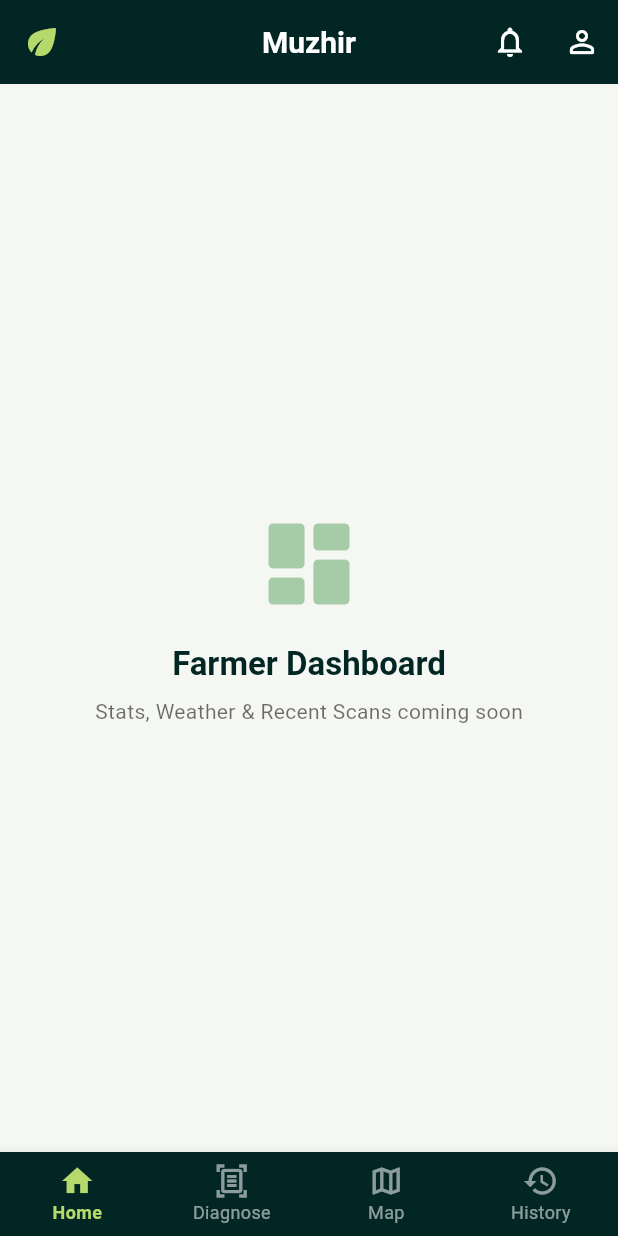
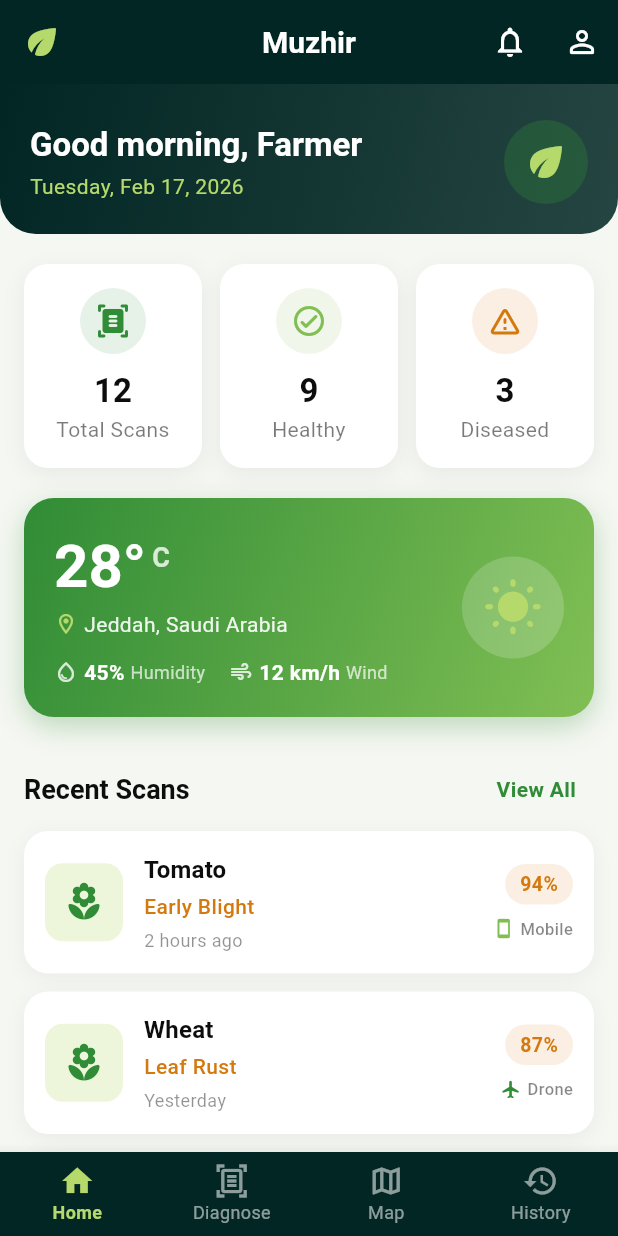
Before and after one commit to Yazeed-Jonsh/Muzhir, a Flutter app: the screen it shows after launch, on a phone screen of 412 x 824 dp. Run offline on Flutter 3.47's test engine with Material 3 defaults, Android fonts, the phone set to English and light mode, and no system bars; our stand-ins replace google_fonts; Roboto replaces fonts that are missing (Cairo).

Commit message:
feat: build Farmer Home Dashboard with stat cards, weather widget, and recent scans list
Co-authored-by: Cursor <cursoragent@cursor.com>

```diff
--- a/mobile_app/lib/screens/farmer/home_page.dart
+++ b/mobile_app/lib/screens/farmer/home_page.dart
@@ -1,34 +1,133 @@
 import 'package:flutter/material.dart';
 import 'package:muzhir/config/app_theme.dart';
+import 'package:muzhir/widgets/greeting_header.dart';
+import 'package:muzhir/widgets/stat_card.dart';
+import 'package:muzhir/widgets/weather_card.dart';
+import 'package:muzhir/widgets/recent_scan_tile.dart';
 
-/// Placeholder for the Farmer Home Dashboard.
-/// Will be fully built in Item 2 (Stats, Weather, Recent Scans).
+/// Farmer Home Dashboard.
+/// Displays greeting, quick stats, weather, and recent scan history.
 class FarmerHomePage extends StatelessWidget {
   const FarmerHomePage({super.key});
 
+  // ── Mock data ───────────────────────────────────────────────────────
+  static const List<RecentScan> _mockScans = [
+    RecentScan(
+      plantName: 'Tomato',
+      diseaseName: 'Early Blight',
+      confidencePercent: 94,
+      timeAgo: '2 hours ago',
+      source: ScanSource.mobile,
+    ),
+    RecentScan(
+      plantName: 'Wheat',
+      diseaseName: 'Leaf Rust',
+      confidencePercent: 87,
+      timeAgo: 'Yesterday',
+      source: ScanSource.drone,
+    ),
+    RecentScan(
+      plantName: 'Date Palm',
+      diseaseName: 'Healthy',
+      confidencePercent: 98,
+      timeAgo: '2 days ago',
+      source: ScanSource.mobile,
+      isHealthy: true,
+    ),
+    RecentScan(
+      plantName: 'Cucumber',
+      diseaseName: 'Powdery Mildew',
+      confidencePercent: 79,
+      timeAgo: '3 days ago',
+      source: ScanSource.drone,
+    ),
+  ];
+
   @override
   Widget build(BuildContext context) {
-    return Center(
+    return SingleChildScrollView(
+      physics: const BouncingScrollPhysics(),
       child: Column(
-        mainAxisAlignment: MainAxisAlignment.center,
+        crossAxisAlignment: CrossAxisAlignment.start,
         children: [
-          Icon(
-            Icons.dashboard_rounded,
-            size: 72,
-            color: MuzhirColors.coreLeafGreen.withValues(alpha: 0.4),
+          // ── Greeting Header ──────────────────────────────────────────
+          const GreetingHeader(),
+          const SizedBox(height: 20),
+
+          // ── Quick Stats Row ──────────────────────────────────────────
+          Padding(
+            padding: const EdgeInsets.symmetric(horizontal: 16),
+            child: Row(
+              children: const [
+                StatCard(
+                  icon: Icons.document_scanner_rounded,
+                  value: '12',
+                  label: 'Total Scans',
+                  iconColor: MuzhirColors.coreLeafGreen,
+                ),
+                SizedBox(width: 12),
+                StatCard(
+                  icon: Icons.check_circle_outline_rounded,
+                  value: '9',
+                  label: 'Healthy',
+                  iconColor: MuzhirColors.vividSprout,
+                ),
+                SizedBox(width: 12),
+                StatCard(
+                  icon: Icons.warning_amber_rounded,
+                  value: '3',
+                  label: 'Diseased',
+                  iconColor: Color(0xFFD4790E),
+                ),
+              ],
+            ),
           ),
-          const SizedBox(height: 16),
-          Text(
-            'Farmer Dashboard',
-            style: Theme.of(context).textTheme.headlineMedium,
+          const SizedBox(height: 20),
+
+          // ── Weather Card ─────────────────────────────────────────────
+          const Padding(
+            padding: EdgeInsets.symmetric(horizontal: 16),
+            child: WeatherCard(),
           ),
-          const SizedBox(height: 8),
-          Text(
-            'Stats, Weather & Recent Scans coming soon',
-            style: Theme.of(context).textTheme.bodyMedium?.copyWith(
-                  color: MuzhirColors.deepCharcoal.withValues(alpha: 0.6),
+          const SizedBox(height: 24),
+
+          // ── Recent Scans Section ─────────────────────────────────────
+          Padding(
+            padding: const EdgeInsets.symmetric(horizontal: 16),
+            child: Row(
+              mainAxisAlignment: MainAxisAlignment.spaceBetween,
+              children: [
+                Text(
+                  'Recent Scans',
+                  style: Theme.of(context).textTheme.titleLarge,
                 ),
+                TextButton(
+                  onPressed: () {
+                    // TODO: Navigate to full history (Item 5)
+                  },
+                  child: Text(
+                    'View All',
+                    style: Theme.of(context).textTheme.bodyMedium?.copyWith(
+                          color: MuzhirColors.coreLeafGreen,
+                          fontWeight: FontWeight.w600,
+                        ),
+                  ),
+                ),
+              ],
+            ),
           ),
+          const SizedBox(height: 4),
+
+          // ── Scan List ────────────────────────────────────────────────
+          Padding(
+            padding: const EdgeInsets.symmetric(horizontal: 16),
+            child: Column(
+              children: _mockScans
+                  .map((scan) => RecentScanTile(scan: scan))
+                  .toList(),
+            ),
+          ),
+          const SizedBox(height: 24),
         ],
       ),
     );
--- /dev/null
+++ b/mobile_app/lib/widgets/greeting_header.dart
@@ -0,0 +1,90 @@
+import 'package:flutter/material.dart';
+import 'package:muzhir/config/app_theme.dart';
+
+/// Greeting banner at the top of the Farmer Dashboard.
+/// Shows a welcome message and the current date.
+class GreetingHeader extends StatelessWidget {
+  const GreetingHeader({super.key});
+
+  String _greetingByHour() {
+    final hour = DateTime.now().hour;
+    if (hour < 12) return 'Good morning';
+    if (hour < 17) return 'Good afternoon';
+    return 'Good evening';
+  }
+
+  String _formattedDate() {
+    final now = DateTime.now();
+    const months = [
+      'Jan', 'Feb', 'Mar', 'Apr', 'May', 'Jun',
+      'Jul', 'Aug', 'Sep', 'Oct', 'Nov', 'Dec',
+    ];
+    const days = [
+      'Monday', 'Tuesday', 'Wednesday', 'Thursday',
+      'Friday', 'Saturday', 'Sunday',
+    ];
+    return '${days[now.weekday - 1]}, ${months[now.month - 1]} ${now.day}, ${now.year}';
+  }
+
+  @override
+  Widget build(BuildContext context) {
+    return Container(
+      width: double.infinity,
+      padding: const EdgeInsets.fromLTRB(20, 24, 20, 20),
+      decoration: BoxDecoration(
+        gradient: LinearGradient(
+          colors: [
+            MuzhirColors.midnightTechGreen,
+            MuzhirColors.midnightTechGreen.withValues(alpha: 0.85),
+          ],
+          begin: Alignment.topLeft,
+          end: Alignment.bottomRight,
+        ),
+        borderRadius: const BorderRadius.only(
+          bottomLeft: Radius.circular(24),
+          bottomRight: Radius.circular(24),
+        ),
+      ),
+      child: SafeArea(
+        bottom: false,
+        child: Row(
+          children: [
+            Expanded(
+              child: Column(
+                crossAxisAlignment: CrossAxisAlignment.start,
+                children: [
+                  Text(
+                    '${_greetingByHour()}, Farmer',
+                    style: Theme.of(context).textTheme.headlineMedium?.copyWith(
+                          color: MuzhirColors.white,
+                          fontWeight: FontWeight.w700,
+                        ),
+                  ),
+                  const SizedBox(height: 4),
+                  Text(
+                    _formattedDate(),
+                    style: Theme.of(context).textTheme.bodyMedium?.copyWith(
+                          color: MuzhirColors.luminousLime,
+                        ),
+                  ),
+                ],
+              ),
+            ),
+            Container(
+              padding: const EdgeInsets.all(12),
+              decoration: BoxDecoration(
+                color: MuzhirColors.coreLeafGreen.withValues(alpha: 0.3),
+                shape: BoxShape.circle,
+              ),
+              child: const Icon(
+                Icons.eco_rounded,
+                color: MuzhirColors.luminousLime,
+                size: 32,
+              ),
+            ),
+          ],
+        ),
+      ),
+    );
+  }
+}
--- /dev/null
+++ b/mobile_app/lib/widgets/recent_scan_tile.dart
@@ -0,0 +1,166 @@
+import 'package:flutter/material.dart';
+import 'package:muzhir/config/app_theme.dart';
+
+/// Capture source for a scan entry.
+enum ScanSource { mobile, drone }
+
+/// Data model for a single recent scan entry (mock).
+class RecentScan {
+  const RecentScan({
+    required this.plantName,
+    required this.diseaseName,
+    required this.confidencePercent,
+    required this.timeAgo,
+    required this.source,
+    this.isHealthy = false,
+  });
+
+  final String plantName;
+  final String diseaseName;
+  final int confidencePercent;
+  final String timeAgo;
+  final ScanSource source;
+  final bool isHealthy;
+}
+
+/// Displays a single recent scan row with:
+///   thumbnail placeholder | plant + disease | confidence | source icon
+class RecentScanTile extends StatelessWidget {
+  const RecentScanTile({super.key, required this.scan});
+
+  final RecentScan scan;
+
+  @override
+  Widget build(BuildContext context) {
+    final bool healthy = scan.isHealthy;
+    final Color statusColor =
+        healthy ? MuzhirColors.coreLeafGreen : const Color(0xFFD4790E);
+
+    return Container(
+      margin: const EdgeInsets.only(bottom: 12),
+      padding: const EdgeInsets.all(14),
+      decoration: BoxDecoration(
+        color: MuzhirColors.white,
+        borderRadius: BorderRadius.circular(16),
+        boxShadow: [
+          BoxShadow(
+            color: MuzhirColors.deepCharcoal.withValues(alpha: 0.05),
+            blurRadius: 10,
+            offset: const Offset(0, 3),
+          ),
+        ],
+      ),
+      child: Row(
+        children: [
+          // Thumbnail placeholder
+          Container(
+            width: 52,
+            height: 52,
+            decoration: BoxDecoration(
+              color: MuzhirColors.luminousLime.withValues(alpha: 0.25),
+              borderRadius: BorderRadius.circular(12),
+            ),
+            child: Icon(
+              Icons.local_florist_rounded,
+              color: MuzhirColors.coreLeafGreen,
+              size: 28,
+            ),
+          ),
+          const SizedBox(width: 14),
+
+          // Plant name, disease, time
+          Expanded(
+            child: Column(
+              crossAxisAlignment: CrossAxisAlignment.start,
+              children: [
+                Text(
+                  scan.plantName,
+                  style: Theme.of(context).textTheme.titleMedium?.copyWith(
+                        fontWeight: FontWeight.w600,
+                      ),
+                ),
+                const SizedBox(height: 2),
+                Text(
+                  scan.diseaseName,
+                  style: Theme.of(context).textTheme.bodyMedium?.copyWith(
+                        color: statusColor,
+                        fontWeight: FontWeight.w500,
+                      ),
+                ),
+                const SizedBox(height: 4),
+                Text(
+                  scan.timeAgo,
+                  style: Theme.of(context).textTheme.bodyMedium?.copyWith(
+                        color: MuzhirColors.deepCharcoal.withValues(alpha: 0.45),
+                        fontSize: 12,
+                      ),
+                ),
+              ],
+            ),
+          ),
+
+          // Confidence + source indicator column
+          Column(
+            crossAxisAlignment: CrossAxisAlignment.end,
+            children: [
+              // Confidence badge
+              Container(
+                padding:
+                    const EdgeInsets.symmetric(horizontal: 10, vertical: 4),
+                decoration: BoxDecoration(
+                  color: statusColor.withValues(alpha: 0.12),
+                  borderRadius: BorderRadius.circular(20),
+                ),
+                child: Text(
+                  '${scan.confidencePercent}%',
+                  style: Theme.of(context).textTheme.bodyMedium?.copyWith(
+                        color: statusColor,
+                        fontWeight: FontWeight.w700,
+                        fontSize: 13,
+                      ),
+                ),
+              ),
+              const SizedBox(height: 8),
+              // Source indicator icon
+              _SourceIndicator(source: scan.source),
+            ],
+          ),
+        ],
+      ),
+    );
+  }
+}
+
+/// Small icon + label indicating whether the image was captured via Mobile or Drone.
+class _SourceIndicator extends StatelessWidget {
+  const _SourceIndicator({required this.source});
+
+  final ScanSource source;
+
+  @override
+  Widget build(BuildContext context) {
+    final bool isMobile = source == ScanSource.mobile;
+
+    return Row(
+      mainAxisSize: MainAxisSize.min,
+      children: [
+        Icon(
+          isMobile ? Icons.smartphone_rounded : Icons.flight_rounded,
+          size: 14,
+          color: isMobile
+              ? MuzhirColors.vividSprout
+              : MuzhirColors.coreLeafGreen,
+        ),
+        const SizedBox(width: 4),
+        Text(
+          isMobile ? 'Mobile' : 'Drone',
+          style: Theme.of(context).textTheme.bodyMedium?.copyWith(
+                fontSize: 11,
+                fontWeight: FontWeight.w500,
+                color: MuzhirColors.deepCharcoal.withValues(alpha: 0.5),
+              ),
+        ),
+      ],
+    );
+  }
+}
--- /dev/null
+++ b/mobile_app/lib/widgets/stat_card.dart
@@ -0,0 +1,69 @@
+import 'package:flutter/material.dart';
+import 'package:muzhir/config/app_theme.dart';
+
+/// Reusable stat card displaying an icon, numeric value, and label.
+class StatCard extends StatelessWidget {
+  const StatCard({
+    super.key,
+    required this.icon,
+    required this.value,
+    required this.label,
+    required this.iconColor,
+    this.iconBackgroundColor,
+  });
+
+  final IconData icon;
+  final String value;
+  final String label;
+  final Color iconColor;
+  final Color? iconBackgroundColor;
+
+  @override
+  Widget build(BuildContext context) {
+    return Expanded(
+      child: Container(
+        padding: const EdgeInsets.symmetric(vertical: 16, horizontal: 12),
+        decoration: BoxDecoration(
+          color: MuzhirColors.white,
+          borderRadius: BorderRadius.circular(16),
+          boxShadow: [
+            BoxShadow(
+              color: MuzhirColors.deepCharcoal.withValues(alpha: 0.06),
+              blurRadius: 12,
+              offset: const Offset(0, 4),
+            ),
+          ],
+        ),
+        child: Column(
+          children: [
+            Container(
+              padding: const EdgeInsets.all(10),
+              decoration: BoxDecoration(
+                color: iconBackgroundColor ??
+                    iconColor.withValues(alpha: 0.12),
+                shape: BoxShape.circle,
+              ),
+              child: Icon(icon, color: iconColor, size: 24),
+            ),
+            const SizedBox(height: 10),
+            Text(
+              value,
+              style: Theme.of(context).textTheme.headlineMedium?.copyWith(
+                    fontWeight: FontWeight.w700,
+                    color: MuzhirColors.deepCharcoal,
+                  ),
+            ),
+            const SizedBox(height: 2),
+            Text(
+              label,
+              style: Theme.of(context).textTheme.bodyMedium?.copyWith(
+                    color: MuzhirColors.deepCharcoal.withValues(alpha: 0.55),
+                  ),
+              textAlign: TextAlign.center,
+            ),
+          ],
+        ),
+      ),
+    );
+  }
+}
--- /dev/null
+++ b/mobile_app/lib/widgets/weather_card.dart
@@ -0,0 +1,154 @@
+import 'package:flutter/material.dart';
+import 'package:muzhir/config/app_theme.dart';
+
+/// Weather summary card with mock data for Saudi Arabia.
+class WeatherCard extends StatelessWidget {
+  const WeatherCard({super.key});
+
+  @override
+  Widget build(BuildContext context) {
+    return Container(
+      width: double.infinity,
+      padding: const EdgeInsets.all(20),
+      decoration: BoxDecoration(
+        gradient: LinearGradient(
+          colors: [
+            MuzhirColors.coreLeafGreen,
+            MuzhirColors.vividSprout,
+          ],
+          begin: Alignment.topLeft,
+          end: Alignment.bottomRight,
+        ),
+        borderRadius: BorderRadius.circular(20),
+        boxShadow: [
+          BoxShadow(
+            color: MuzhirColors.coreLeafGreen.withValues(alpha: 0.3),
+            blurRadius: 16,
+            offset: const Offset(0, 6),
+          ),
+        ],
+      ),
+      child: Row(
+        children: [
+          // Temperature & location
+          Expanded(
+            child: Column(
+              crossAxisAlignment: CrossAxisAlignment.start,
+              children: [
+                Row(
+                  crossAxisAlignment: CrossAxisAlignment.start,
+                  children: [
+                    Text(
+                      '28°',
+                      style:
+                          Theme.of(context).textTheme.headlineLarge?.copyWith(
+                                color: MuzhirColors.white,
+                                fontSize: 40,
+                                fontWeight: FontWeight.w700,
+                              ),
+                    ),
+                    const SizedBox(width: 4),
+                    Padding(
+                      padding: const EdgeInsets.only(top: 8),
+                      child: Text(
+                        'C',
+                        style:
+                            Theme.of(context).textTheme.titleLarge?.copyWith(
+                                  color: MuzhirColors.white.withValues(alpha: 0.8),
+                                ),
+                      ),
+                    ),
+                  ],
+                ),
+                const SizedBox(height: 4),
+                Row(
+                  children: [
+                    Icon(
+                      Icons.location_on_outlined,
+                      size: 16,
+                      color: MuzhirColors.luminousLime,
+                    ),
+                    const SizedBox(width: 4),
+                    Text(
+                      'Jeddah, Saudi Arabia',
+                      style: Theme.of(context).textTheme.bodyMedium?.copyWith(
+                            color: MuzhirColors.white.withValues(alpha: 0.9),
+                          ),
+                    ),
+                  ],
+                ),
+                const SizedBox(height: 12),
+                // Detail chips
+                Row(
+                  children: [
+                    _WeatherDetail(
+                      icon: Icons.water_drop_outlined,
+                      value: '45%',
+                      label: 'Humidity',
+                    ),
+                    const SizedBox(width: 16),
+                    _WeatherDetail(
+                      icon: Icons.air,
+                      value: '12 km/h',
+                      label: 'Wind',
+                    ),
+                  ],
+                ),
+              ],
+            ),
+          ),
+          // Sun icon
+          Container(
+            padding: const EdgeInsets.all(14),
+            decoration: BoxDecoration(
+              color: MuzhirColors.white.withValues(alpha: 0.18),
+              shape: BoxShape.circle,
+            ),
+            child: const Icon(
+              Icons.wb_sunny_rounded,
+              color: MuzhirColors.luminousLime,
+              size: 40,
+            ),
+          ),
+        ],
+      ),
+    );
+  }
+}
+
+class _WeatherDetail extends StatelessWidget {
+  const _WeatherDetail({
+    required this.icon,
+    required this.value,
+    required this.label,
+  });
+
+  final IconData icon;
+  final String value;
+  final String label;
+
+  @override
+  Widget build(BuildContext context) {
+    return Row(
+      mainAxisSize: MainAxisSize.min,
+      children: [
+        Icon(icon, size: 16, color: MuzhirColors.white.withValues(alpha: 0.8)),
+        const SizedBox(width: 4),
+        Text(
+          '$value ',
+          style: Theme.of(context).textTheme.bodyMedium?.copyWith(
+                color: MuzhirColors.white,
+                fontWeight: FontWeight.w600,
+              ),
+        ),
+        Text(
+          label,
+          style: Theme.of(context).textTheme.bodyMedium?.copyWith(
+                color: MuzhirColors.white.withValues(alpha: 0.7),
+                fontSize: 12,
+              ),
+        ),
+      ],
+    );
+  }
+}
```
Also changed, not shown: 1 other file.
